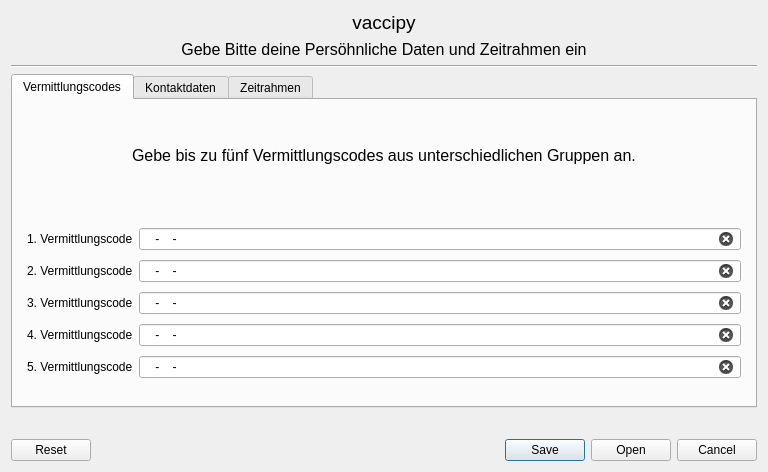
Old version of the form tools/gui/kontaktdaten.ui in the repository timreibe/vaccipy.
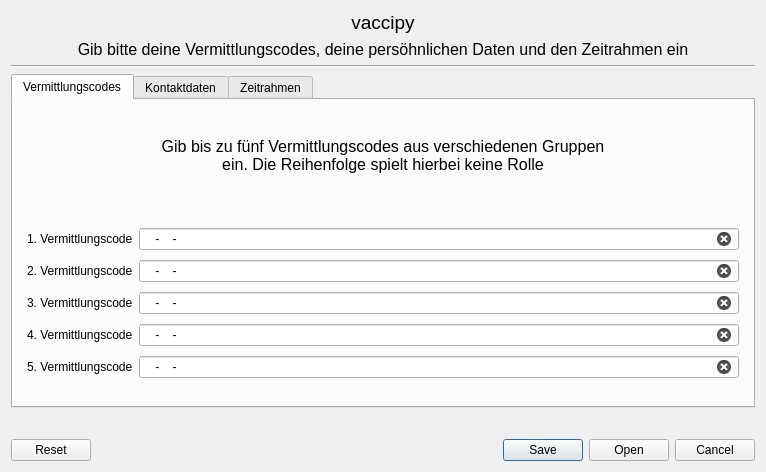
New version of the form.

Commit message:
changed labels and tooltips
Es wurden ein paar Tooltips hinzugefügt und einige Labels geändert.

Patch:
```diff
--- a/tools/gui/kontaktdaten.ui
+++ b/tools/gui/kontaktdaten.ui
@@ -6,7 +6,7 @@
    <rect>
     <x>0</x>
     <y>0</y>
-    <width>768</width>
+    <width>766</width>
     <height>472</height>
    </rect>
   </property>
@@ -37,7 +37,7 @@
       </font>
      </property>
      <property name="text">
-      <string>Gebe Bitte deine Persöhnliche Daten und Zeitrahmen ein</string>
+      <string>Gib bitte deine Vermittlungscodes, deine persöhnlichen Daten und den Zeitrahmen ein</string>
      </property>
      <property name="alignment">
       <set>Qt::AlignCenter</set>
@@ -83,13 +83,42 @@
          </property>
          <item alignment="Qt::AlignHCenter|Qt::AlignVCenter">
           <widget class="QLabel" name="lable_vmc_instruction">
+           <property name="sizePolicy">
+            <sizepolicy hsizetype="Preferred" vsizetype="Preferred">
+             <horstretch>0</horstretch>
+             <verstretch>0</verstretch>
+            </sizepolicy>
+           </property>
+           <property name="minimumSize">
+            <size>
+             <width>470</width>
+             <height>0</height>
+            </size>
+           </property>
+           <property name="baseSize">
+            <size>
+             <width>0</width>
+             <height>0</height>
+            </size>
+           </property>
            <property name="font">
             <font>
              <pointsize>12</pointsize>
+             <weight>50</weight>
+             <bold>false</bold>
             </font>
            </property>
            <property name="text">
-            <string>Gebe bis zu fünf Vermittlungscodes aus unterschiedlichen Gruppen an.</string>
+            <string>Gib bis zu fünf Vermittlungscodes aus verschiedenen Gruppen ein. Die Reihenfolge spielt hierbei keine Rolle</string>
+           </property>
+           <property name="alignment">
+            <set>Qt::AlignCenter</set>
+           </property>
+           <property name="wordWrap">
+            <bool>true</bool>
+           </property>
+           <property name="openExternalLinks">
+            <bool>false</bool>
            </property>
           </widget>
          </item>
```
Left out of the diff: 20 changed lines with no effect on the pictures. The commit also changes 1 other file.
